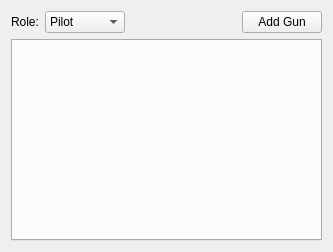
First picture: the form in editor/CrewEditorTab.ui, repository wchamilton/CEManeuverLog, before the edit.
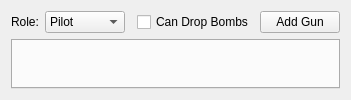
Second picture: the form after the edit.

Commit message: Added a new container to house the actions for each crew. As a result, the tab widget that contained the crew guns has been repurposed to display a tab for each crew and in those tabs, the new action widget is used. Additionally bomb controls are now general turn settings like altitude and maneuver. The creator now doesn't have a link limit and instead just has an input for total links. I should probably change the dropdown entry to just have the gun name to support this.

Patch:
```diff
--- a/editor/CrewEditorTab.ui
+++ b/editor/CrewEditorTab.ui
@@ -2,18 +2,30 @@
 <ui version="4.0">
  <class>CrewEditorTab</class>
  <widget class="QWidget" name="CrewEditorTab">
-  <property name="geometry">
-   <rect>
-    <x>0</x>
-    <y>0</y>
-    <width>333</width>
-    <height>252</height>
-   </rect>
+  <property name="sizePolicy">
+   <sizepolicy hsizetype="Maximum" vsizetype="Preferred">
+    <horstretch>0</horstretch>
+    <verstretch>0</verstretch>
+   </sizepolicy>
   </property>
   <property name="windowTitle">
    <string>Form</string>
   </property>
   <layout class="QGridLayout" name="gridLayout">
+   <item row="0" column="4">
+    <widget class="QPushButton" name="add_gun_btn">
+     <property name="text">
+      <string>Add Gun</string>
+     </property>
+    </widget>
+   </item>
+   <item row="0" column="0">
+    <widget class="QLabel" name="label">
+     <property name="text">
+      <string>Role:</string>
+     </property>
+    </widget>
+   </item>
    <item row="0" column="1">
     <widget class="QComboBox" name="role_cmb">
      <property name="currentIndex">
@@ -41,33 +53,6 @@
      </item>
     </widget>
    </item>
-   <item row="0" column="0">
-    <widget class="QLabel" name="label">
-     <property name="text">
-      <string>Role:</string>
-     </property>
-    </widget>
-   </item>
-   <item row="0" column="3">
-    <spacer name="horizontalSpacer">
-     <property name="orientation">
-      <enum>Qt::Horizontal</enum>
-     </property>
-     <property name="sizeHint" stdset="0">
-      <size>
-       <width>198</width>
-       <height>20</height>
-      </size>
-     </property>
-    </spacer>
-   </item>
-   <item row="0" column="4">
-    <widget class="QPushButton" name="add_gun_btn">
-     <property name="text">
-      <string>Add Gun</string>
-     </property>
-    </widget>
-   </item>
    <item row="1" column="0" colspan="5">
     <widget class="QTabWidget" name="gun_tab_widget">
      <property name="tabsClosable">
@@ -75,6 +60,19 @@
      </property>
     </widget>
    </item>
+   <item row="0" column="3">
+    <widget class="QCheckBox" name="checkBox">
+     <property name="sizePolicy">
+      <sizepolicy hsizetype="Maximum" vsizetype="Fixed">
+       <horstretch>0</horstretch>
+       <verstretch>0</verstretch>
+      </sizepolicy>
+     </property>
+     <property name="text">
+      <string>Can Drop Bombs</string>
+     </property>
+    </widget>
+   </item>
   </layout>
  </widget>
  <tabstops>
```
The commit also changes 11 other files.
